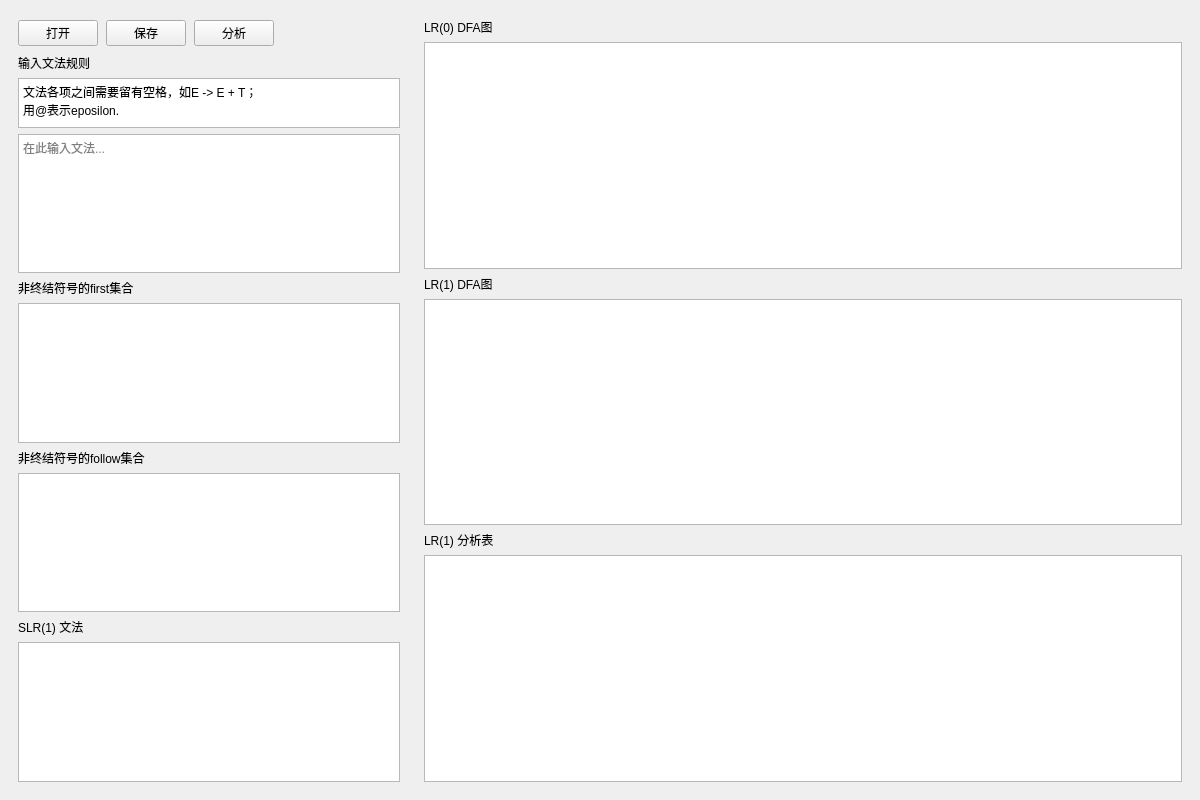
Before: the Qt Designer form LR1_analyser/mainwindow.ui in Aurora-N/principles_of_compilers_project, drawn with Qt 5.
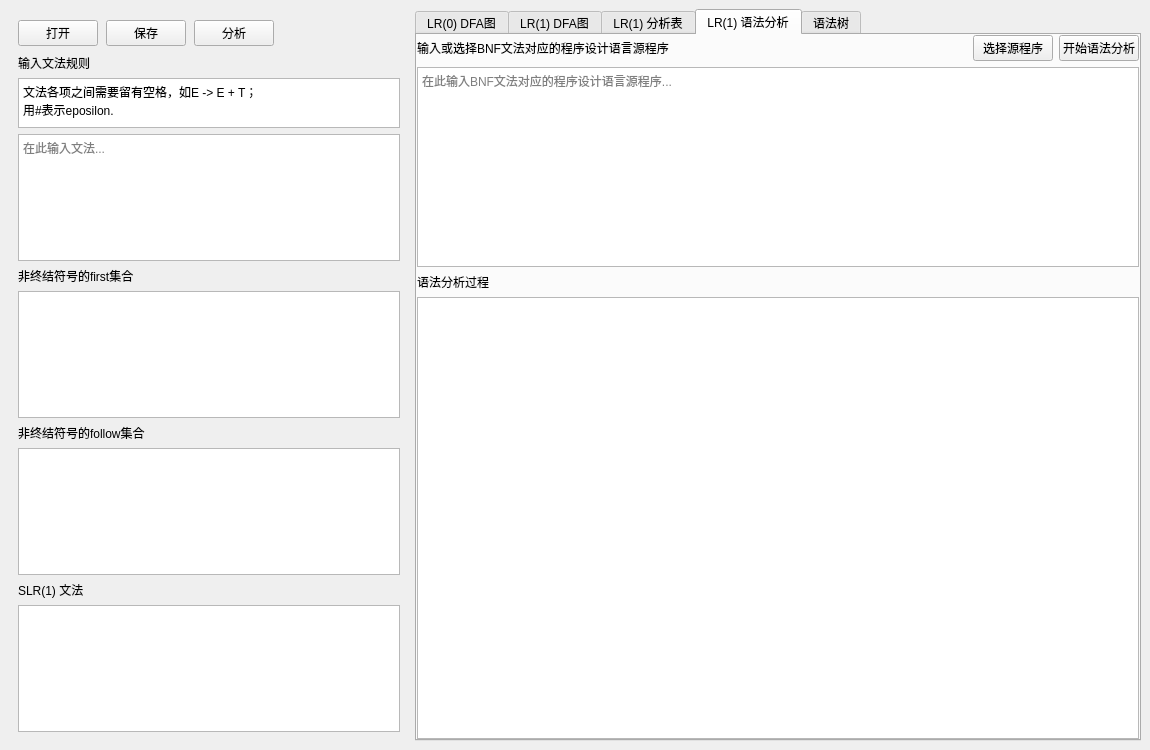
After: the same form once the commit is applied. The open tabs and pages were chosen to show the change.

Commit message: feat: 重写LR1分析和语法树生成代码

What changed in the file:
```diff
--- a/LR1_analyser/mainwindow.ui
+++ b/LR1_analyser/mainwindow.ui
@@ -6,8 +6,8 @@
    <rect>
     <x>0</x>
     <y>0</y>
-    <width>1200</width>
-    <height>800</height>
+    <width>1150</width>
+    <height>750</height>
    </rect>
   </property>
   <property name="windowTitle">
@@ -105,7 +105,7 @@
          </property>
          <property name="plainText">
           <string>文法各项之间需要留有空格，如E -&gt; E + T；
-用@表示eposilon.</string>
+用#表示eposilon.</string>
          </property>
          <property name="placeholderText">
           <string/>
@@ -171,36 +171,252 @@
     <item>
      <widget class="QWidget" name="widget_2" native="true">
       <layout class="QVBoxLayout" name="verticalLayout_5">
+       <property name="leftMargin">
+        <number>0</number>
+       </property>
+       <property name="topMargin">
+        <number>0</number>
+       </property>
+       <property name="rightMargin">
+        <number>0</number>
+       </property>
+       <property name="bottomMargin">
+        <number>0</number>
+       </property>
        <item>
-        <widget class="QLabel" name="label_2">
-         <property name="text">
-          <string>LR(0) DFA图</string>
+        <widget class="QTabWidget" name="tabWidget">
+         <property name="currentIndex">
+          <number>0</number>
          </property>
+         <widget class="QWidget" name="tab">
+          <attribute name="title">
+           <string>LR(0) DFA图</string>
+          </attribute>
+          <layout class="QHBoxLayout" name="horizontalLayout">
+           <property name="leftMargin">
+            <number>0</number>
+           </property>
+           <property name="topMargin">
+            <number>0</number>
+           </property>
+           <property name="rightMargin">
+            <number>0</number>
+           </property>
+           <property name="bottomMargin">
+            <number>0</number>
+           </property>
+           <item>
+            <layout class="QVBoxLayout" name="verticalLayout_3">
+             <item>
+              <widget class="QTableWidget" name="LR0DFATableWidget"/>
+             </item>
+            </layout>
+           </item>
+          </layout>
+         </widget>
+         <widget class="QWidget" name="tab_1">
+          <attribute name="title">
+           <string>LR(1) DFA图</string>
+          </attribute>
+          <layout class="QHBoxLayout" name="horizontalLayout_2">
+           <property name="leftMargin">
+            <number>0</number>
+           </property>
+           <property name="topMargin">
+            <number>0</number>
+           </property>
+           <property name="rightMargin">
+            <number>0</number>
+           </property>
+           <property name="bottomMargin">
+            <number>0</number>
+           </property>
+           <item>
+            <layout class="QVBoxLayout" name="verticalLayout_4">
+             <item>
+              <widget class="QTableWidget" name="LR1DFATableWidget"/>
+             </item>
+            </layout>
+           </item>
+          </layout>
+         </widget>
+         <widget class="QWidget" name="tab_2">
+          <attribute name="title">
+           <string>LR(1) 分析表</string>
+          </attribute>
+          <layout class="QHBoxLayout" name="horizontalLayout_3">
+           <property name="leftMargin">
+            <number>0</number>
+           </property>
+           <property name="topMargin">
+            <number>0</number>
+           </property>
+           <property name="rightMargin">
+            <number>0</number>
+           </property>
+           <property name="bottomMargin">
+            <number>0</number>
+           </property>
+           <item>
+            <layout class="QVBoxLayout" name="verticalLayout_6">
+             <item>
+              <widget class="QTableWidget" name="LR1AnalyzeTableWidget"/>
+             </item>
+            </layout>
+           </item>
+          </layout>
+         </widget>
+         <widget class="QWidget" name="tab_3">
+          <attribute name="title">
+           <string>LR(1) 语法分析</string>
+          </attribute>
+          <layout class="QHBoxLayout" name="horizontalLayout_4">
+           <property name="leftMargin">
+            <number>0</number>
+           </property>
+           <property name="topMargin">
+            <number>0</number>
+           </property>
+           <property name="rightMargin">
+            <number>0</number>
+           </property>
+           <property name="bottomMargin">
+            <number>0</number>
+           </property>
+           <item>
+            <layout class="QVBoxLayout" name="verticalLayout">
+             <item>
+              <layout class="QHBoxLayout" name="horizontalLayout_8">
+               <property name="leftMargin">
+                <number>0</number>
+               </property>
+               <property name="topMargin">
+                <number>0</number>
+               </property>
+               <property name="bottomMargin">
+                <number>0</number>
+               </property>
+               <item>
+                <widget class="QLabel" name="label_4">
+                 <property name="text">
+                  <string>输入或选择BNF文法对应的程序设计语言源程序</string>
+                 </property>
+                </widget>
+               </item>
+               <item>
+                <spacer name="horizontalSpacer">
+                 <property name="orientation">
+                  <enum>Qt::Orientation::Horizontal</enum>
+                 </property>
+                 <property name="sizeHint" stdset="0">
+                  <size>
+                   <width>40</width>
+                   <height>20</height>
+                  </size>
+                 </property>
+                </spacer>
+               </item>
+               <item>
+                <widget class="QPushButton" name="pushButton_select_source">
+                 <property name="text">
+                  <string>选择源程序</string>
+                 </property>
+                </widget>
+               </item>
+               <item>
+                <widget class="QPushButton" name="pushButton_gammar_analyze">
+                 <property name="text">
+                  <string>开始语法分析</string>
+                 </property>
+                </widget>
+               </item>
+              </layout>
+             </item>
+             <item>
+              <widget class="QPlainTextEdit" name="sourceInputEditor">
+               <property name="maximumSize">
+                <size>
+                 <width>16777215</width>
+                 <height>200</height>
+                </size>
+               </property>
+               <property name="placeholderText">
+                <string>在此输入BNF文法对应的程序设计语言源程序...</string>
+               </property>
+              </widget>
+             </item>
+             <item>
+              <widget class="QLabel" name="label_8">
+               <property name="text">
+                <string>语法分析过程</string>
+               </property>
+              </widget>
+             </item>
+             <item>
+              <widget class="QTableWidget" name="LR1AnalysisDurationTable"/>
+             </item>
+            </layout>
+           </item>
+          </layout>
+         </widget>
+         <widget class="QWidget" name="tab_4">
+          <attribute name="title">
+           <string>语法树</string>
+          </attribute>
+          <layout class="QHBoxLayout" name="horizontalLayout_7">
+           <property name="leftMargin">
+            <number>0</number>
+           </property>
+           <property name="topMargin">
+            <number>0</number>
+           </property>
+           <property name="rightMargin">
+            <number>0</number>
+           </property>
+           <property name="bottomMargin">
+            <number>0</number>
+           </property>
+           <item>
+            <layout class="QVBoxLayout" name="verticalLayout_7">
+             <item>
+              <widget class="QLabel" name="label_2">
+               <property name="text">
+                <string>错误信息</string>
+               </property>
+              </widget>
+             </item>
+             <item>
+              <widget class="QListWidget" name="syntax_tree_error_output">
+               <property name="maximumSize">
+                <size>
+                 <width>16777215</width>
+                 <height>120</height>
+                </size>
+               </property>
+              </widget>
+             </item>
+             <item>
+              <widget class="QLabel" name="label_3">
+               <property name="text">
+                <string>语法树</string>
+               </property>
+              </widget>
+             </item>
+             <item>
+              <widget class="QTreeWidget" name="syntax_tree_output">
+               <column>
+                <property name="text">
+                 <string>root</string>
+                </property>
+               </column>
+              </widget>
+             </item>
+            </layout>
+           </item>
+          </layout>
+         </widget>
         </widget>
        </item>
-       <item>
-        <widget class="QTableWidget" name="LR0DFATableWidget"/>
-       </item>
-       <item>
-        <widget class="QLabel" name="label_3">
-         <property name="text">
-          <string>LR(1) DFA图</string>
-         </property>
-        </widget>
-       </item>
-       <item>
-        <widget class="QTableWidget" name="LR1DFATableWidget"/>
-       </item>
-       <item>
-        <widget class="QLabel" name="label_4">
-         <property name="text">
-          <string>LR(1) 分析表</string>
-         </property>
-        </widget>
-       </item>
-       <item>
-        <widget class="QTableWidget" name="LR1AnalyzeTableWidget"/>
-       </item>
       </layout>
      </widget>
     </item>
```
The commit also changes 4 other files.
